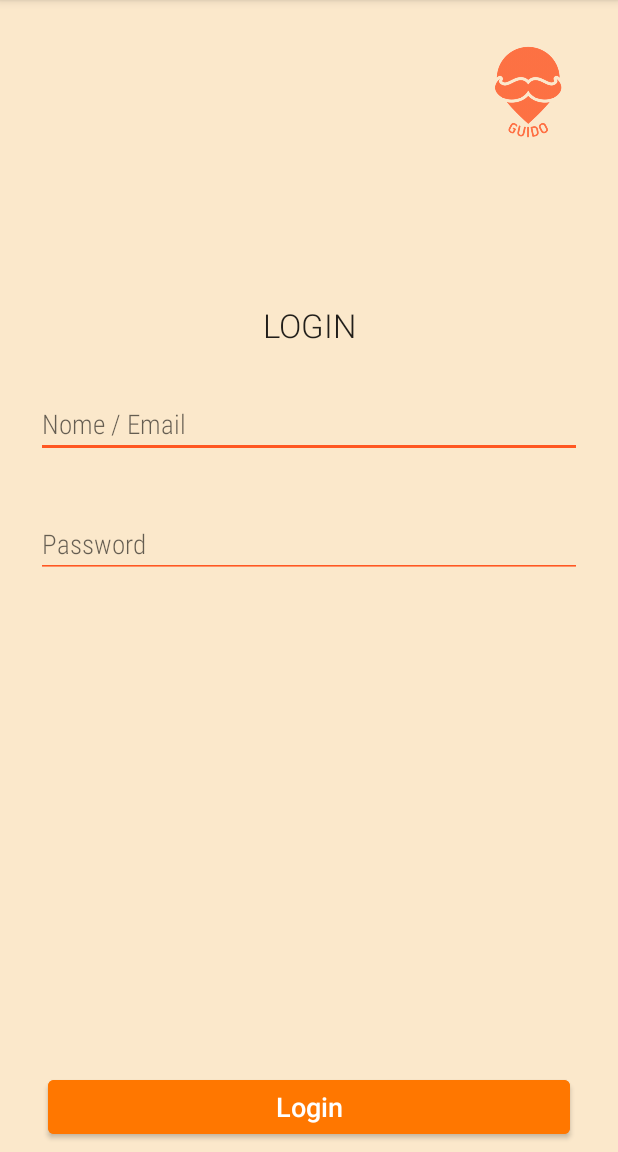
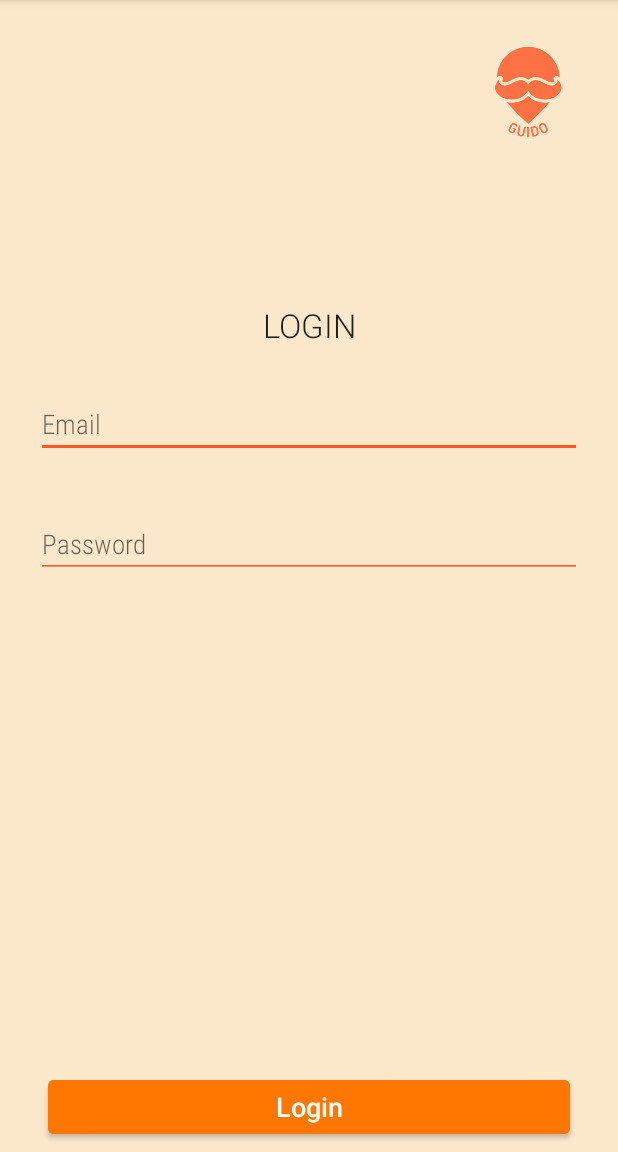
Before and after one commit to Noodle129/Guido, an Android app: the LoginActivity screen opened directly, with no data from a screen before it, on a phone screen of 412 x 824 dp, the part 84-1236 px from its top. Run offline under Robolectric (Android 15) with nearby library versions, the phone set to English and light mode, and no system bars.

Commit message:
login with email ojnly

```diff
--- a/app/src/main/res/layout/activity_login.xml
+++ b/app/src/main/res/layout/activity_login.xml
@@ -31,7 +31,7 @@
         android:backgroundTint="#FF5722"
         android:ems="10"
         android:fontFamily="sans-serif-condensed-light"
-        android:hint="Nome / Email"
+        android:hint="Email"
         android:inputType="textPersonName"
         android:textAppearance="@style/TextAppearance.AppCompat.Medium"
         app:layout_constraintBottom_toTopOf="@+id/editTextTextPassword2"
```
